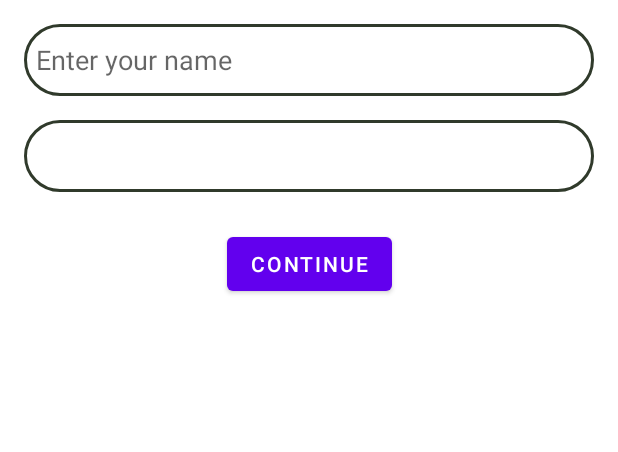
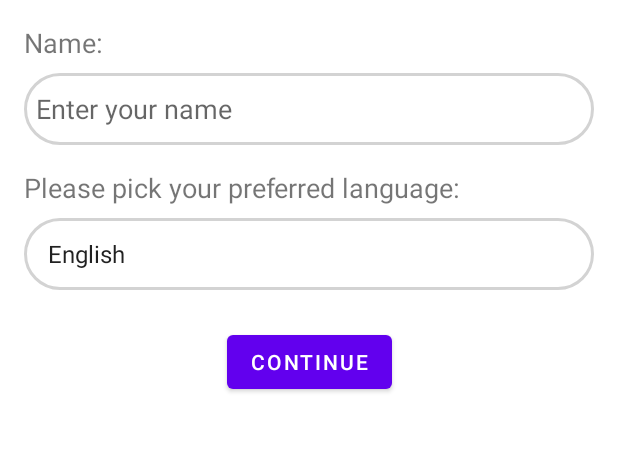
Before and after one commit to arhanikram/BloomBotanica, an Android app: the screen it shows after launch (OnboardingActivity), on a phone screen of 412 x 824 dp, the part 291-743 px from its top. Run offline under Robolectric (Android 15) with nearby library versions, the phone set to English and light mode, and no system bars; our stand-ins replace Room's generated code.

Commit message:
Updated UI changes to onboarding activity and implemented multiple language selection

```diff
--- a/app/src/main/java/com/example/bloombotanica/ui/OnboardingActivity.java
+++ b/app/src/main/java/com/example/bloombotanica/ui/OnboardingActivity.java
@@ -5,45 +5,125 @@ import android.content.SharedPreferences;
 import android.os.Bundle;
 import android.widget.Button;
 import android.widget.EditText;
-
-import androidx.activity.EdgeToEdge;
+import android.widget.Spinner;
+import android.widget.AdapterView;
+import android.widget.ArrayAdapter;
+import android.widget.Toast;
 import androidx.appcompat.app.AppCompatActivity;
-import androidx.core.graphics.Insets;
-import androidx.core.view.ViewCompat;
-import androidx.core.view.WindowInsetsCompat;
+import android.content.res.Configuration;
+import java.util.Locale;
 
 import com.example.bloombotanica.R;
 
 public class OnboardingActivity extends AppCompatActivity {
 
+    private String selectedLanguage = "en";  // Default language is English
+
     @Override
     protected void onCreate(Bundle savedInstanceState) {
         super.onCreate(savedInstanceState);
-        EdgeToEdge.enable(this);
         setContentView(R.layout.activity_onboarding);
-        ViewCompat.setOnApplyWindowInsetsListener(findViewById(R.id.main), (v, insets) -> {
-            Insets systemBars = insets.getInsets(WindowInsetsCompat.Type.systemBars());
-            v.setPadding(systemBars.left, systemBars.top, systemBars.right, systemBars.bottom);
-            return insets;
+
+        // Setup language spinner
+        Spinner languageSpinner = findViewById(R.id.languageSpinner);
+        String[] languages = {"English", "Spanish", "French", "German"};
+        ArrayAdapter<String> adapter = new ArrayAdapter<>(this, android.R.layout.simple_spinner_item, languages);
+        adapter.setDropDownViewResource(android.R.layout.simple_spinner_dropdown_item);
+        languageSpinner.setAdapter(adapter);
+
+        // Get saved language preference
+        SharedPreferences sharedPreferences = getSharedPreferences("UserPrefs", MODE_PRIVATE);
+        selectedLanguage = sharedPreferences.getString("language", "en");  // Default to English
+
+        // Set the spinner to the previously selected language
+        int position = getLanguagePosition(selectedLanguage);
+        languageSpinner.setSelection(position);
+
+        // Debug log to check interaction
+        languageSpinner.setOnItemSelectedListener(new AdapterView.OnItemSelectedListener() {
+            @Override
+            public void onItemSelected(AdapterView<?> parentView, android.view.View selectedItemView, int position, long id) {
+                selectedLanguage = parentView.getItemAtPosition(position).toString().toLowerCase();
+                Toast.makeText(OnboardingActivity.this, "Selected: " + selectedLanguage, Toast.LENGTH_SHORT).show();
+            }
+
+            @Override
+            public void onNothingSelected(AdapterView<?> parentView) {
+                // Do nothing
+            }
         });
 
+        // Setup name input and continue button
         EditText nameInput = findViewById(R.id.nameInput);
-        Button saveButton = findViewById(R.id.continueButton);
+        Button continueButton = findViewById(R.id.continueButton);
 
-        saveButton.setOnClickListener(v -> {
+        continueButton.setOnClickListener(v -> {
             String name = nameInput.getText().toString();
             if (!name.isEmpty()) {
-                SharedPreferences sharedPreferences = getSharedPreferences("UserPrefs", MODE_PRIVATE);
+                // Save language preference
+                saveLanguagePreference(selectedLanguage);
+
+                // Change the locale based on selected language
+                setLocale(selectedLanguage);
+
+                // Proceed to next activity
                 SharedPreferences.Editor editor = sharedPreferences.edit();
                 editor.putString("username", name);
                 editor.putBoolean("isFirstLaunch", false);
                 editor.apply();
 
-                startActivity(new Intent(this, MainActivity.class));
+                // Start MainActivity and finish OnboardingActivity
+                startActivity(new Intent(OnboardingActivity.this, MainActivity.class));
                 finish();
             } else {
                 nameInput.setError("Please enter your name");
             }
         });
+    }
+
+    // Method to set the locale (language)
+    private void setLocale(String language) {
+        Locale locale;
+        switch (language) {
+            case "spanish":
+                locale = new Locale("es", "CO");  // Colombian Spanish
+                break;
+            case "french":
+                locale = new Locale("fr", "CA");  // Canadian French
+                break;
+            case "german":
+                locale = new Locale("de");  // German
+                break;
+            default:
+                locale = new Locale("en");  // English
+                break;
+        }
+
+        Locale.setDefault(locale);
+        Configuration config = new Configuration();
+        config.setLocale(locale);
+        getResources().updateConfiguration(config, getResources().getDisplayMetrics());
+    }
+
+    // Method to save the selected language in SharedPreferences
+    private void saveLanguagePreference(String language) {
+        SharedPreferences sharedPreferences = getSharedPreferences("UserPrefs", MODE_PRIVATE);
+        SharedPreferences.Editor editor = sharedPreferences.edit();
+        editor.putString("language", language);
+        editor.apply();
+    }
+
+    // Method to map language code to spinner position
+    private int getLanguagePosition(String language) {
+        switch (language) {
+            case "spanish":
+                return 1; // Spanish
+            case "french":
+                return 2; // French
+            case "german":
+                return 3; // German
+            default:
+                return 0; // English
         }
     }
+}
--- a/app/src/main/res/drawable/rounded_border.xml
+++ b/app/src/main/res/drawable/rounded_border.xml
@@ -1,7 +1,7 @@
 <!-- res/drawable/rectangular_border.xml -->
 <shape xmlns:android="http://schemas.android.com/apk/res/android">
     <stroke
-        android:color="#303A2B"
+        android:color="#D3D3D3"
         android:width="2dp" />
     <corners android:radius="32dp" />  <!-- Optional: rounded corners for the border -->
 </shape>
--- a/app/src/main/res/layout/activity_onboarding.xml
+++ b/app/src/main/res/layout/activity_onboarding.xml
@@ -21,7 +21,8 @@
         app:layout_constraintEnd_toEndOf="parent"
         app:layout_constraintHorizontal_bias="0.0"
         app:layout_constraintStart_toStartOf="parent"
-        app:layout_constraintTop_toTopOf="parent" />
+        app:layout_constraintTop_toTopOf="parent"
+        tools:ignore="ImageContrastCheck" />
 
     <!-- Welcome Text -->
     <TextView
@@ -36,32 +37,60 @@
         app:layout_constraintTop_toBottomOf="@id/logoImage"
         app:layout_constraintHorizontal_bias="0.0" />
 
+    <!-- Name Label Text -->
+    <TextView
+        android:id="@+id/nameLabel"
+        android:layout_width="wrap_content"
+        android:layout_height="wrap_content"
+        android:text="Name:"
+        android:textSize="18sp"
+        android:layout_marginTop="16dp"
+        app:layout_constraintStart_toStartOf="parent"
+        app:layout_constraintTop_toBottomOf="@id/welcomeText" />
+
     <!-- First Name Field -->
     <EditText
         android:id="@+id/nameInput"
         android:layout_width="match_parent"
-        android:layout_height="0dp"
-        android:layout_marginTop="16dp"
-        android:autofillHints="first_name"
-        android:background="@drawable/rounded_border"
+        android:layout_height="wrap_content"
+        android:layout_marginTop="8dp"
         android:hint="@string/enter_your_name"
         android:inputType="textPersonName"
         android:minHeight="48dp"
-        app:layout_constraintEnd_toEndOf="parent"
+        android:focusable="true"
+        android:background="@drawable/rounded_border"
+        android:padding="8dp"
+        android:focusableInTouchMode="true"
+        app:layout_constraintTop_toBottomOf="@id/nameLabel"
         app:layout_constraintStart_toStartOf="parent"
-        android:padding="8dp"
-        app:layout_constraintTop_toBottomOf="@id/welcomeText" />
+        app:layout_constraintEnd_toEndOf="parent" />
 
+    <!-- Language Label Text -->
+    <TextView
+        android:id="@+id/languageLabel"
+        android:layout_width="wrap_content"
+        android:layout_height="wrap_content"
+        android:text="Please pick your preferred language:"
+        android:textSize="18sp"
+        android:layout_marginTop="16dp"
+        app:layout_constraintStart_toStartOf="parent"
+        app:layout_constraintTop_toBottomOf="@id/nameInput" />
+
+    <!-- Language Spinner -->
     <Spinner
         android:id="@+id/languageSpinner"
-        android:layout_width="0dp"
+        android:layout_width="match_parent"
         android:layout_height="wrap_content"
-        android:layout_marginTop="16dp"
+        android:layout_marginTop="8dp"
         android:minHeight="48dp"
+        android:importantForAccessibility="yes"
+        android:focusable="true"
+        android:clickable="true"
         android:background="@drawable/rounded_border"
+        android:padding="8dp"
+        app:layout_constraintStart_toStartOf="parent"
         app:layout_constraintEnd_toEndOf="parent"
-        app:layout_constraintStart_toStartOf="parent"
-        app:layout_constraintTop_toBottomOf="@id/nameInput" />
+        app:layout_constraintTop_toBottomOf="@id/languageLabel" />
 
     <!-- Continue Button -->
     <Button
```
Also changed, not shown: 3 other files.
